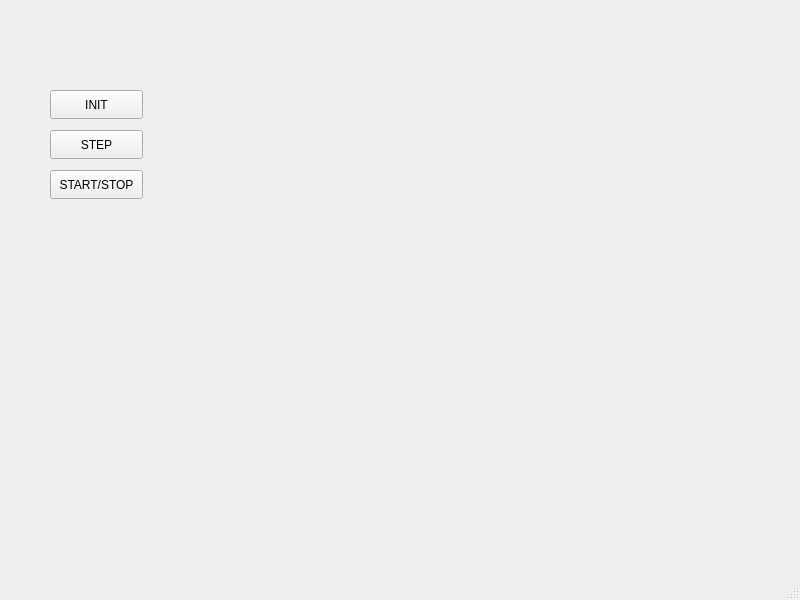
This is QT_Project/mainwindow.ui in DamianF100/UFZ-Project as Qt 5 draws it before an edit. The edited form follows.
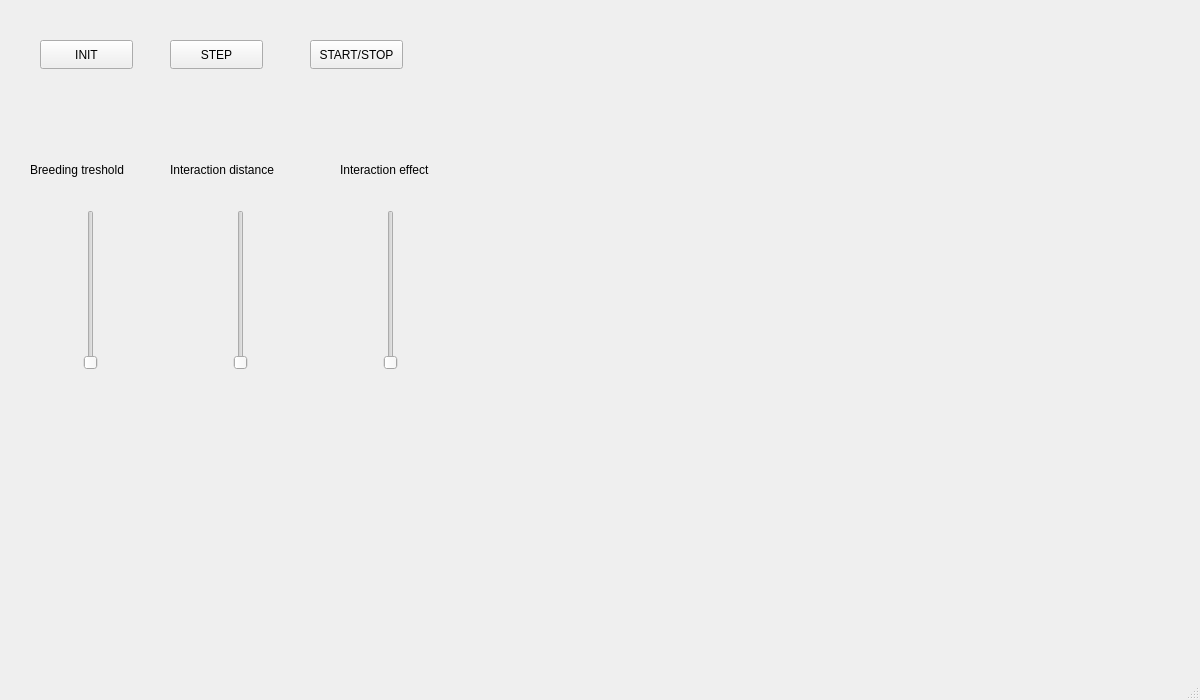
This is the edited form. Custom widgets are drawn as their Qt base class.

Commit message: Sliders added to interface

Patch:
```diff
--- a/QT_Project/mainwindow.ui
+++ b/QT_Project/mainwindow.ui
@@ -6,8 +6,8 @@
    <rect>
     <x>0</x>
     <y>0</y>
-    <width>800</width>
-    <height>600</height>
+    <width>1200</width>
+    <height>700</height>
    </rect>
   </property>
   <property name="windowTitle">
@@ -17,8 +17,8 @@
    <widget class="QPushButton" name="INIT">
     <property name="geometry">
      <rect>
-      <x>50</x>
-      <y>90</y>
+      <x>40</x>
+      <y>40</y>
       <width>93</width>
       <height>29</height>
      </rect>
@@ -30,18 +30,18 @@
    <widget class="QMMColorGrid" name="Plot" native="true">
     <property name="geometry">
      <rect>
-      <x>250</x>
+      <x>570</x>
       <y>30</y>
-      <width>500</width>
-      <height>500</height>
+      <width>600</width>
+      <height>600</height>
      </rect>
     </property>
    </widget>
    <widget class="QPushButton" name="STEP">
     <property name="geometry">
      <rect>
-      <x>50</x>
-      <y>130</y>
+      <x>170</x>
+      <y>40</y>
       <width>93</width>
       <height>29</height>
      </rect>
@@ -53,8 +53,8 @@
    <widget class="QPushButton" name="RUN">
     <property name="geometry">
      <rect>
-      <x>50</x>
-      <y>170</y>
+      <x>310</x>
+      <y>40</y>
       <width>93</width>
       <height>29</height>
      </rect>
@@ -63,6 +63,103 @@
      <string>START/STOP</string>
     </property>
    </widget>
+   <widget class="QWidget" name="SUMMARY" native="true">
+    <property name="geometry">
+     <rect>
+      <x>20</x>
+      <y>430</y>
+      <width>531</width>
+      <height>201</height>
+     </rect>
+    </property>
+   </widget>
+   <widget class="QSlider" name="NEIG_TRESH">
+    <property name="geometry">
+     <rect>
+      <x>80</x>
+      <y>210</y>
+      <width>22</width>
+      <height>160</height>
+     </rect>
+    </property>
+    <property name="minimum">
+     <number>1</number>
+    </property>
+    <property name="orientation">
+     <enum>Qt::Orientation::Vertical</enum>
+    </property>
+   </widget>
+   <widget class="QSlider" name="NEI_DIST">
+    <property name="geometry">
+     <rect>
+      <x>230</x>
+      <y>210</y>
+      <width>22</width>
+      <height>160</height>
+     </rect>
+    </property>
+    <property name="minimum">
+     <number>1</number>
+    </property>
+    <property name="orientation">
+     <enum>Qt::Orientation::Vertical</enum>
+    </property>
+   </widget>
+   <widget class="QSlider" name="NEIG_EFF">
+    <property name="geometry">
+     <rect>
+      <x>380</x>
+      <y>210</y>
+      <width>22</width>
+      <height>160</height>
+     </rect>
+    </property>
+    <property name="minimum">
+     <number>1</number>
+    </property>
+    <property name="orientation">
+     <enum>Qt::Orientation::Vertical</enum>
+    </property>
+   </widget>
+   <widget class="QLabel" name="label">
+    <property name="geometry">
+     <rect>
+      <x>30</x>
+      <y>160</y>
+      <width>121</width>
+      <height>20</height>
+     </rect>
+    </property>
+    <property name="text">
+     <string>Breeding treshold</string>
+    </property>
+   </widget>
+   <widget class="QLabel" name="label_2">
+    <property name="geometry">
+     <rect>
+      <x>170</x>
+      <y>160</y>
+      <width>131</width>
+      <height>20</height>
+     </rect>
+    </property>
+    <property name="text">
+     <string>Interaction distance</string>
+    </property>
+   </widget>
+   <widget class="QLabel" name="label_3">
+    <property name="geometry">
+     <rect>
+      <x>340</x>
+      <y>160</y>
+      <width>121</width>
+      <height>20</height>
+     </rect>
+    </property>
+    <property name="text">
+     <string>Interaction effect</string>
+    </property>
+   </widget>
   </widget>
   <widget class="QMenuBar" name="menubar">
    <property name="geometry">
```
Left out of the diff: 4 changed lines with no effect on the pictures. The commit also changes 2 other files.
